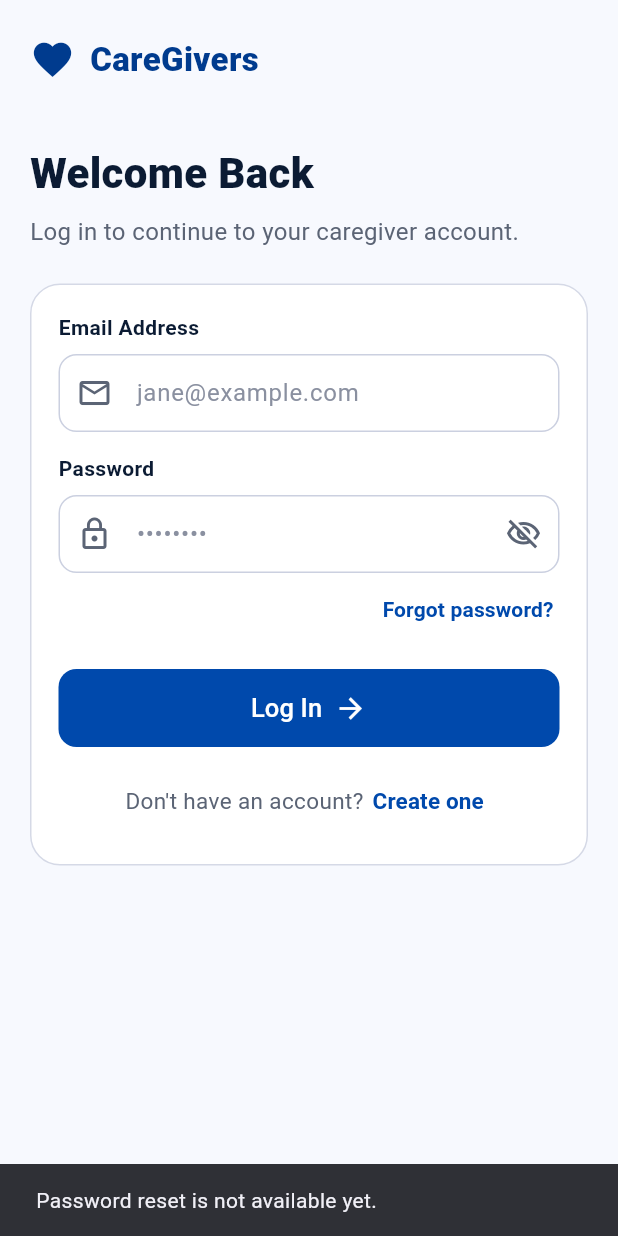
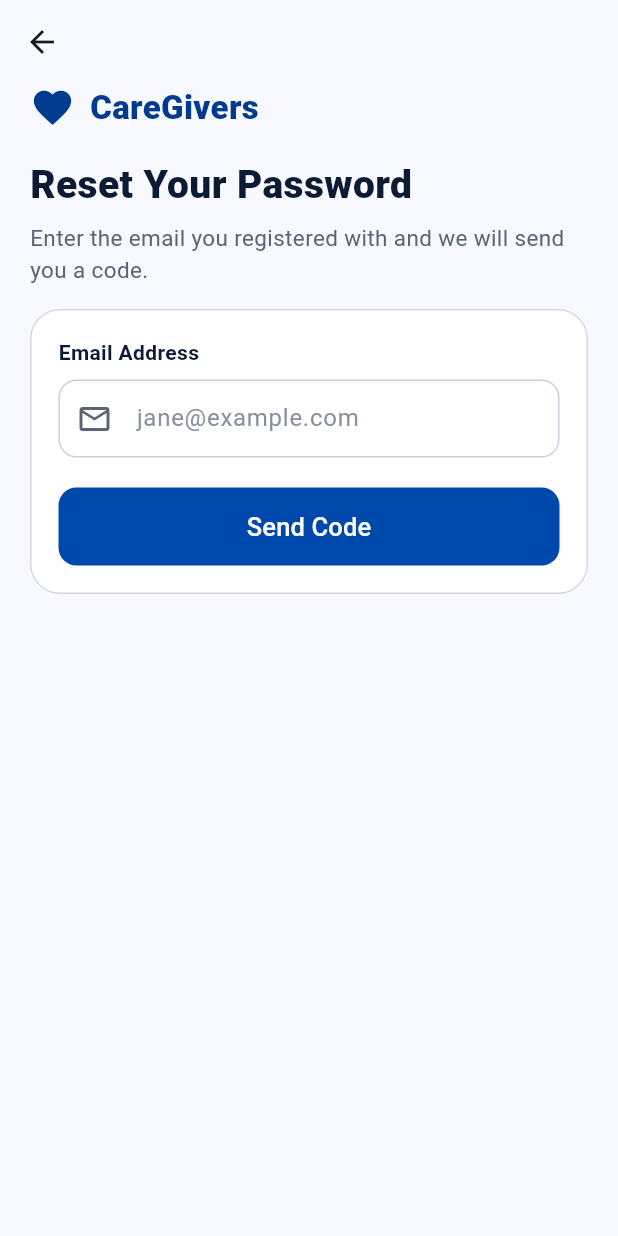
Before and after one commit to Sharlet-Kirui/A-FaceNet-Biometric-Verification-and-Content-Based-Recommendation-system-for-Caregivers-, a Flutter app: the LoginScreen screen opened directly, after a tap on "Forgot password?", on a phone screen of 412 x 824 dp. Run offline on Flutter 3.47's test engine with Material 3 defaults, Android fonts, the phone set to English and light mode, and no system bars; our stand-ins replace camera, file_picker, flutter_secure_storage, image_picker; accounts and stored records are empty.

Commit message:
feat(mobile): add forgot password and server-driven resend countdown
Closes #88

```diff
--- /dev/null
+++ b/mobile_app/lib/screens/auth/forgot_password_screen.dart
@@ -0,0 +1,233 @@
+import 'dart:async';
+
+import 'package:flutter/material.dart';
+import 'package:flutter/services.dart';
+
+import '../../core/app_theme.dart';
+import '../../core/password_policy.dart';
+import '../../services/api_client.dart';
+import '../../services/service_locator.dart';
+import '../../widgets/app_text_field.dart';
+import '../../widgets/auth_card.dart';
+import '../../widgets/brand_logo.dart';
+import '../../widgets/otp_input.dart';
+import '../../widgets/password_strength_meter.dart';
+import '../../widgets/primary_button.dart';
+
+/// Forgot password: (1) email -> a 6-digit code is emailed; (2) code + new password.
+class ForgotPasswordScreen extends StatefulWidget {
+  final String initialEmail;
+  const ForgotPasswordScreen({super.key, this.initialEmail = ''});
+
+  @override
+  State<ForgotPasswordScreen> createState() => _ForgotPasswordScreenState();
+}
+
+class _ForgotPasswordScreenState extends State<ForgotPasswordScreen> {
+  static const _resendSeconds = 60;
+
+  final _emailForm = GlobalKey<FormState>();
+  final _resetForm = GlobalKey<FormState>();
+  late final _emailCtrl = TextEditingController(text: widget.initialEmail);
+  final _codeCtrl = TextEditingController();
+  final _passwordCtrl = TextEditingController();
+  final _confirmCtrl = TextEditingController();
+  bool _codeSent = false;
+  bool _loading = false;
+  String? _error;
+  Timer? _timer;
+  int _remaining = 0;
+
+  static final _noSpaces = [FilteringTextInputFormatter.deny(RegExp(r'\s'))];
+
+  @override
+  void dispose() {
+    _timer?.cancel();
+    for (final c in [_emailCtrl, _codeCtrl, _passwordCtrl, _confirmCtrl]) {
+      c.dispose();
+    }
+    super.dispose();
+  }
+
+  void _startTimer(int seconds) {
+    _timer?.cancel();
+    setState(() => _remaining = seconds);
+    _timer = Timer.periodic(const Duration(seconds: 1), (t) {
+      if (!mounted) return;
+      setState(() => _remaining--);
+      if (_remaining <= 0) t.cancel();
+    });
+  }
+
+  Future<void> _sendCode() async {
+    if (!_codeSent && !_emailForm.currentState!.validate()) return;
+    setState(() {
+      _loading = true;
+      _error = null;
+    });
+    try {
+      await authService.requestPasswordReset(_emailCtrl.text.trim());
+      if (!mounted) return;
+      setState(() => _codeSent = true);
+      _startTimer(_resendSeconds);
+    } on ApiException catch (e) {
+      if (!mounted) return;
+      final wait = e.data?['retryAfter'];
+      if (e.reason == 'cooldown' && wait is num) {
+        setState(() => _codeSent = true);
+        _startTimer(wait.toInt());
+      }
+      setState(() => _error = e.message);
+    } catch (e) {
+      if (mounted) setState(() => _error = friendlyError(e, 'Could not send the code. Please try again.'));
+    } finally {
+      if (mounted) setState(() => _loading = false);
+    }
+  }
+
+  Future<void> _reset() async {
+    if (!_resetForm.currentState!.validate()) return;
+    if (_codeCtrl.text.length != 6) {
+      setState(() => _error = 'Enter the 6-digit code from the email');
+      return;
+    }
+    setState(() {
+      _loading = true;
+      _error = null;
+    });
+    try {
+      await authService.resetPassword(
+        email: _emailCtrl.text.trim(),
+        code: _codeCtrl.text,
+        newPassword: _passwordCtrl.text,
+      );
+      if (!mounted) return;
+      ScaffoldMessenger.of(context).showSnackBar(
+        const SnackBar(content: Text('Password changed. Log in with your new password.')),
+      );
+      Navigator.of(context).pop();
+    } on ApiException catch (e) {
+      if (!mounted) return;
+      setState(() => _error = switch (e.reason) {
+            'wrong_code' => 'Incorrect code. Check the email and try again.',
+            'expired' => 'This code has expired. Tap "Send a new code".',
+            'too_many_attempts' => 'Too many attempts. Tap "Send a new code".',
+            'no_active_code' => 'No active code. Tap "Send a new code".',
+            _ => e.message,
+          });
+    } catch (e) {
+      if (mounted) setState(() => _error = friendlyError(e, 'Could not change the password. Please try again.'));
+    } finally {
+      if (mounted) setState(() => _loading = false);
+    }
+  }
+
+  @override
+  Widget build(BuildContext context) {
+    return Scaffold(
+      appBar: AppBar(backgroundColor: AppColors.background),
+      body: SafeArea(
+        child: SingleChildScrollView(
+          padding: const EdgeInsets.fromLTRB(20, 0, 20, 24),
+          child: Column(
+            crossAxisAlignment: CrossAxisAlignment.start,
+            children: [
+              const BrandLogo(),
+              const SizedBox(height: 18),
+              const Text('Reset Your Password',
+                  style: TextStyle(fontSize: 26, fontWeight: FontWeight.w800, color: AppColors.textDark)),
+              const SizedBox(height: 6),
+              Text(
+                _codeSent
+                    ? 'If an account exists for ${_emailCtrl.text.trim()}, we emailed it a 6-digit code. '
+                        'It expires in 10 minutes.'
+                    : 'Enter the email you registered with and we will send you a code.',
+                style: const TextStyle(fontSize: 15, height: 1.4, color: AppColors.textMuted),
+              ),
+              const SizedBox(height: 16),
+              AuthCard(
+                child: _codeSent ? _resetStep() : _emailStep(),
+              ),
+            ],
+          ),
+        ),
+      ),
+    );
+  }
+
+  Widget _errorText() => _error == null
+      ? const SizedBox.shrink()
+      : Padding(
+          padding: const EdgeInsets.only(top: 10),
+          child: Text(_error!, style: const TextStyle(color: AppColors.error)),
+        );
+
+  Widget _emailStep() {
+    return Form(
+      key: _emailForm,
+      child: Column(
+        children: [
+          AppTextField(
+            label: 'Email Address',
+            hint: 'jane@example.com',
+            icon: Icons.mail_outline,
+            controller: _emailCtrl,
+            keyboardType: TextInputType.emailAddress,
+            validator: (v) => RegExp(r'^[^@\s]+@[^@\s]+\.[^@\s]+$').hasMatch((v ?? '').trim())
+                ? null
+                : 'Enter a valid email address',
+            onFieldSubmitted: (_) => _sendCode(),
+          ),
+          _errorText(),
+          const SizedBox(height: 20),
+          PrimaryButton(label: 'Send Code', isLoading: _loading, onPressed: _sendCode),
+        ],
+      ),
+    );
+  }
+
+  Widget _resetStep() {
+    return Form(
+      key: _resetForm,
+      child: Column(
+        crossAxisAlignment: CrossAxisAlignment.start,
+        children: [
+          const FieldLabel('Code from the email'),
+          OtpInput(length: 6, controller: _codeCtrl, onChanged: (_) => setState(() => _error = null)),
+          const SizedBox(height: 16),
+          AppTextField(
+            label: 'New Password',
+            hint: 'At least 8 characters',
+            icon: Icons.lock_outline,
+            controller: _passwordCtrl,
+            isPassword: true,
+            inputFormatters: _noSpaces,
+            onChanged: (_) => setState(() {}),
+            validator: (v) => PasswordPolicy.validate(v, email: _emailCtrl.text),
+          ),
+          const SizedBox(height: 8),
+          PasswordStrengthMeter(password: _passwordCtrl.text),
+          const SizedBox(height: 12),
+          AppTextField(
+            label: 'Confirm New Password',
+            hint: 'Repeat the password',
+            icon: Icons.lock_outline,
+            controller: _confirmCtrl,
+            isPassword: true,
+            inputFormatters: _noSpaces,
+            validator: (v) => v == _passwordCtrl.text ? null : 'Passwords do not match',
+          ),
+          _errorText(),
+          const SizedBox(height: 20),
+          PrimaryButton(label: 'Change Password', isLoading: _loading, onPressed: _reset),
+          Center(
+            child: TextButton(
+              onPressed: _remaining > 0 || _loading ? null : _sendCode,
+              child: Text(_remaining > 0 ? 'Send a new code in ${_remaining}s' : 'Send a new code'),
+            ),
+          ),
+        ],
+      ),
+    );
+  }
+}
--- a/mobile_app/lib/screens/auth/login_screen.dart
+++ b/mobile_app/lib/screens/auth/login_screen.dart
@@ -12,6 +12,7 @@ import '../onboarding/details_screen.dart';
 import '../onboarding/verification_status_screen.dart';
 import '../onboarding/verify_email_screen.dart';
 import 'create_account_screen.dart';
+import 'forgot_password_screen.dart';
 
 class LoginScreen extends StatefulWidget {
   const LoginScreen({super.key});
@@ -161,8 +162,10 @@ class _LoginScreenState extends State<LoginScreen> {
                       Align(
                         alignment: Alignment.centerRight,
                         child: TextButton(
-                          onPressed: () => _showMessage(
-                            'Password reset is not available yet.',
+                          onPressed: () => Navigator.of(context).push(
+                            MaterialPageRoute(
+                              builder: (_) => ForgotPasswordScreen(initialEmail: _emailCtrl.text.trim()),
+                            ),
                           ),
                           style: TextButton.styleFrom(
                             foregroundColor: AppColors.primary,
--- a/mobile_app/lib/services/api_client.dart
+++ b/mobile_app/lib/services/api_client.dart
@@ -20,7 +20,10 @@ class ApiException implements Exception {
   /// Field-level validation errors, e.g. {'password': 'min 8 chars ...'}.
   final Map<String, dynamic>? fields;
 
-  const ApiException(this.message, {this.statusCode, this.reason, this.fields});
+  /// The whole error body, for extras such as `retryAfter` or `missing`.
+  final Map<String, dynamic>? data;
+
+  const ApiException(this.message, {this.statusCode, this.reason, this.fields, this.data});
 
   @override
   String toString() => 'ApiException($statusCode, $reason): $message';
@@ -149,6 +152,7 @@ class ApiClient {
         statusCode: response.statusCode,
         reason: body['reason'] as String?,
         fields: body['fields'] as Map<String, dynamic>?,
+        data: body,
       );
     }
     return body;
--- a/mobile_app/lib/services/auth_service.dart
+++ b/mobile_app/lib/services/auth_service.dart
@@ -1,3 +1,5 @@
+import 'package:flutter/foundation.dart';
+
 import 'api_client.dart';
 import 'models.dart';
 
@@ -7,6 +9,11 @@ abstract class AuthService {
   Future<LoginResult> login({required String email, required String password});
 
   Future<void> logout();
+
+  /// Emails a reset code (same answer whether or not the account exists).
+  Future<void> requestPasswordReset(String email);
+
+  Future<void> resetPassword({required String email, required String code, required String newPassword});
 }
 
 /// Calls POST /auth/login and keeps the JWT in secure storage.
@@ -27,6 +34,16 @@ class ApiAuthService implements AuthService {
 
   @override
   Future<void> logout() => _api.clearToken();
+
+  @override
+  Future<void> requestPasswordReset(String email) async {
+    final body = await _api.post('/auth/password/forgot', {'email': email});
+    if (kDebugMode && body['devOtp'] != null) debugPrint('[dev] reset code: ${body['devOtp']}');
+  }
+
+  @override
+  Future<void> resetPassword({required String email, required String code, required String newPassword}) =>
+      _api.post('/auth/password/reset', {'email': email, 'code': code, 'newPassword': newPassword});
 }
 
 /// Offline stand-in for UI work without the backend (flutter run --dart-define=USE_MOCK=true).
@@ -39,4 +56,11 @@ class MockAuthService implements AuthService {
 
   @override
   Future<void> logout() async {}
+
+  @override
+  Future<void> requestPasswordReset(String email) => Future.delayed(const Duration(milliseconds: 400));
+
+  @override
+  Future<void> resetPassword({required String email, required String code, required String newPassword}) =>
+      Future.delayed(const Duration(milliseconds: 400));
 }
```
Also changed, not shown: mobile_app/lib/screens/onboarding/verify_email_screen.dart (+14 -5 lines).
